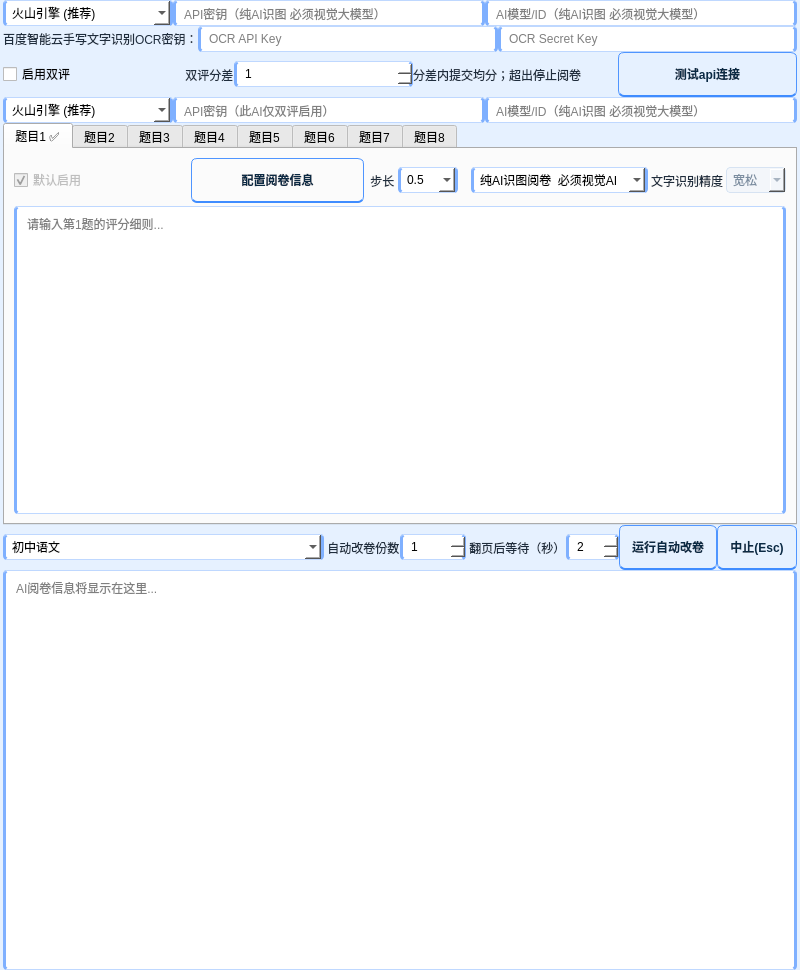
Before: the Qt Designer form setting/七题.ui in bangongshi107/AI-auto-grading-ocr-7, drawn with Qt 5.
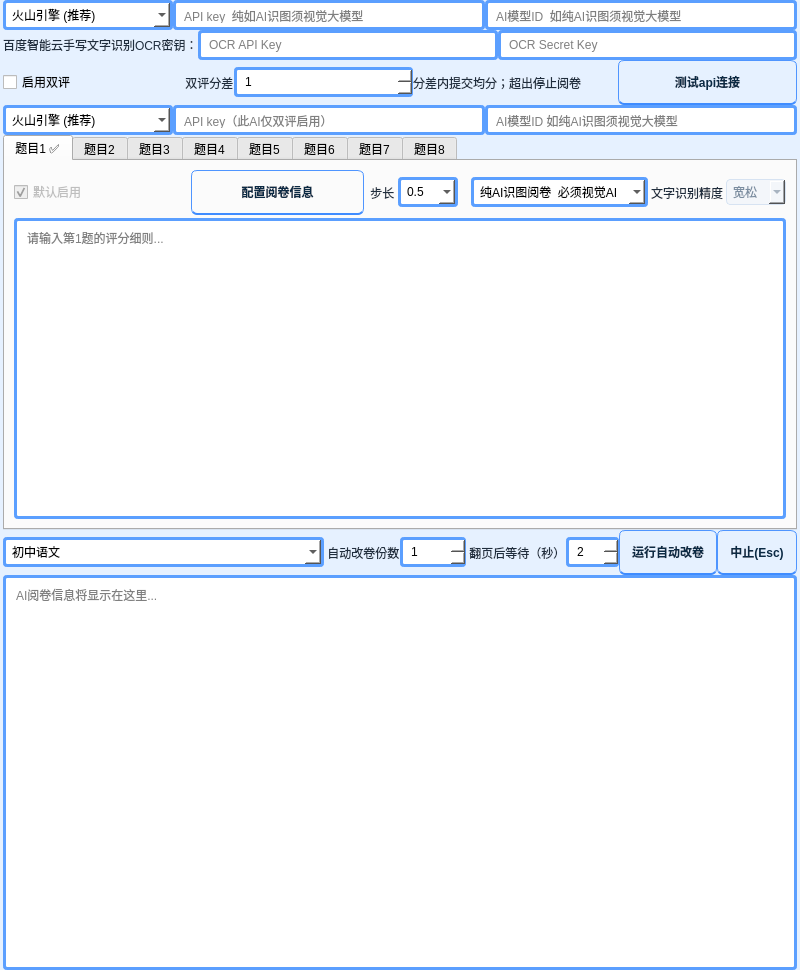
After: the same form once the commit is applied.

```diff
--- a/setting/七题.ui
+++ b/setting/七题.ui
@@ -69,9 +69,7 @@
 QSpinBox,
 QComboBox {
     background-color: #FFFFFF;
-    border: 1px solid #BFD8FF;
-    border-left: 3px solid #7FB0FF;
-    border-right: 3px solid #7FB0FF;
+    border: 3px solid #5B9FFF;
     border-radius: 4px;
     padding: 4px 6px;
 }
@@ -381,7 +379,7 @@
              <string/>
             </property>
             <property name="placeholderText">
-             <string>API密钥（纯AI识图 必须视觉大模型）</string>
+             <string>API key  纯如AI识图须视觉大模型</string>
             </property>
            </widget>
           </item>
@@ -397,7 +395,7 @@
              <string/>
             </property>
             <property name="placeholderText">
-             <string>AI模型/ID（纯AI识图 必须视觉大模型）</string>
+             <string>AI模型ID  如纯AI识图须视觉大模型</string>
             </property>
            </widget>
           </item>
@@ -620,7 +618,7 @@
              </sizepolicy>
             </property>
             <property name="placeholderText">
-             <string>API密钥（此AI仅双评启用）</string>
+             <string>API key（此AI仅双评启用）</string>
             </property>
            </widget>
           </item>
@@ -633,7 +631,7 @@
              </sizepolicy>
             </property>
             <property name="placeholderText">
-             <string>AI模型/ID（纯AI识图 必须视觉大模型）</string>
+             <string>AI模型ID 如纯AI识图须视觉大模型</string>
             </property>
            </widget>
           </item>
```
Left out of the diff: 2 changed lines with no effect on the pictures.
